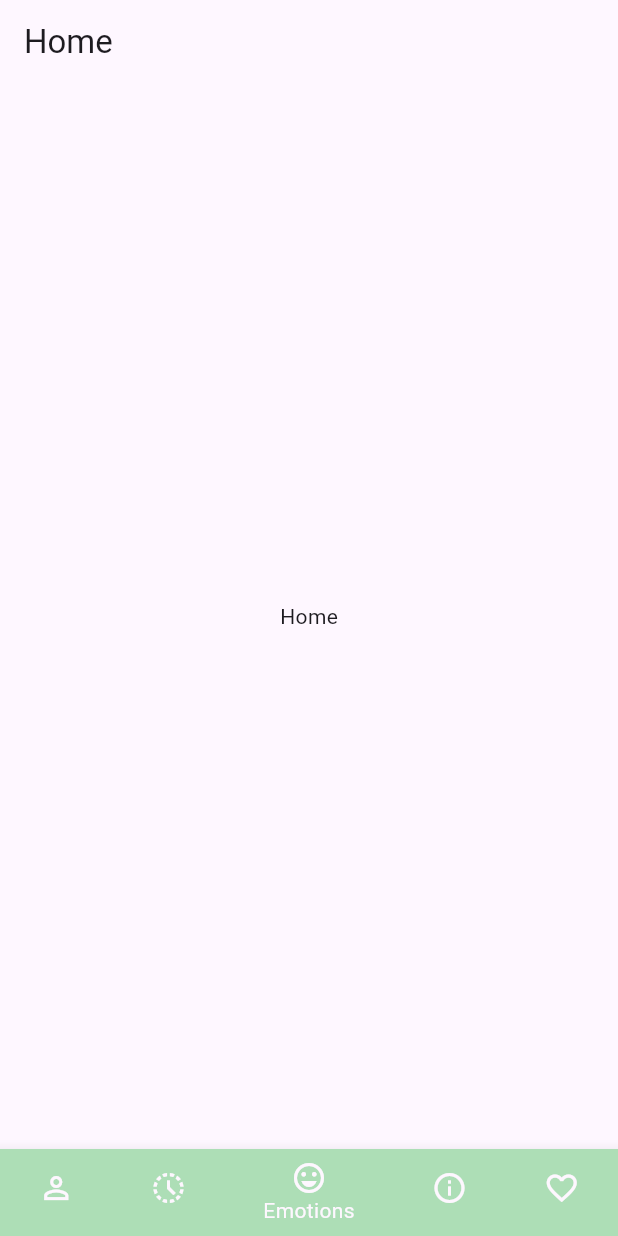
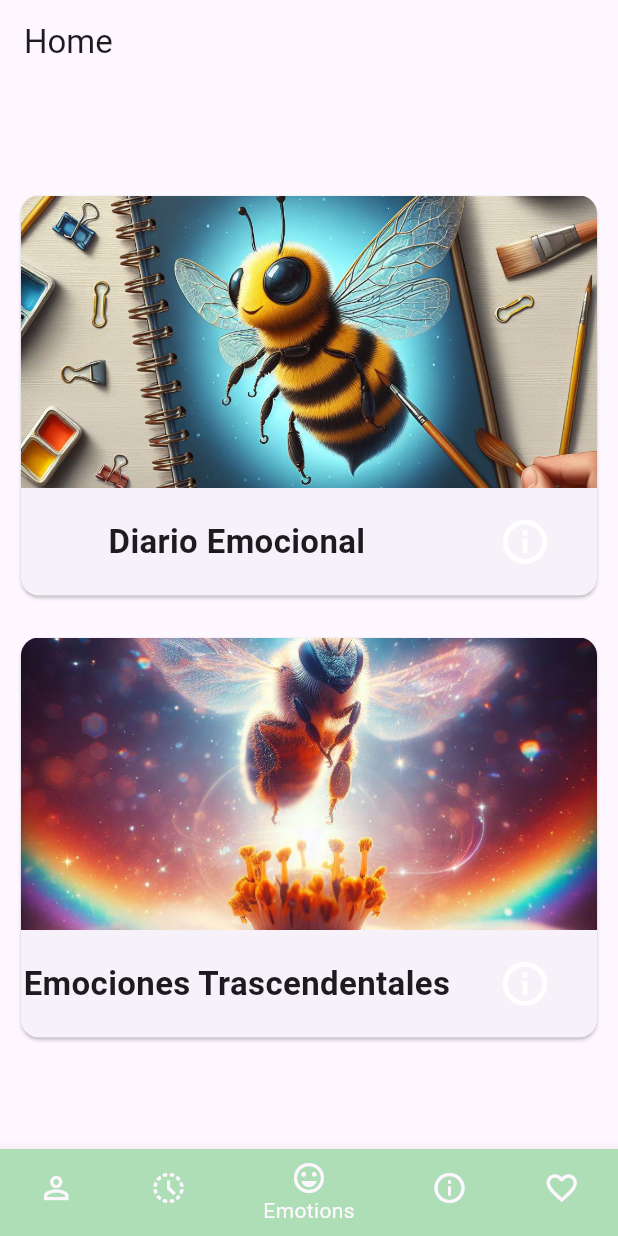
Before and after one commit to Our-Hive/emotional_app, a Flutter app: the HomeView screen opened by its route, on a phone screen of 412 x 824 dp. Run offline on Flutter 3.47's test engine with Material 3 defaults, Android fonts, the phone set to English and light mode, and no system bars; our stand-ins replace dio, flutter_dotenv, flutter_riverpod, go_router.

Commit message:
feat: add responsive home screen with homecards

```diff
--- a/lib/config/app_router.dart
+++ b/lib/config/app_router.dart
@@ -9,7 +9,7 @@ import 'package:diary_emotional_frontend/features/info/ui/screens/info_view.dart
 import 'package:diary_emotional_frontend/features/my_space/ui/screens/my_space_view.dart';
 import 'package:go_router/go_router.dart';
 
-final appRouter = GoRouter(initialLocation: '/profile', routes: [
+final appRouter = GoRouter(initialLocation: '/login', routes: [
   GoRoute(
     path: '/login',
     builder: (context, state) => const LoginScreen(),
@@ -36,6 +36,16 @@ final appRouter = GoRouter(initialLocation: '/profile', routes: [
         GoRoute(
           path: '/home',
           builder: (context, state) => const HomeView(),
+          routes: [
+            GoRoute(
+              path: 'diary',
+              builder: (context, state) => const ProfileView(),
+            ),
+            GoRoute(
+              path: 'transcendentalEmotions',
+              builder: (context, state) => const InfoView(),
+            ),
+          ],
         ),
         GoRoute(
           path: '/info',
--- a/lib/features/account/auth/ui/screens/login_screen.dart
+++ b/lib/features/account/auth/ui/screens/login_screen.dart
@@ -22,7 +22,7 @@ class LoginScreen extends ConsumerWidget {
       }
     });
     ref.listen(authNProvider, (previous, next) {
-      if (next.isLoading) {
+      if (next.isLoading && next.isAuth == false) {
         ScaffoldMessenger.of(context)
           ..hideCurrentSnackBar()
           ..showSnackBar(
@@ -43,7 +43,8 @@ class LoginScreen extends ConsumerWidget {
     });
     ref.listen(authNProvider, (previous, next) {
       if (next.isAuth) {
-        context.go('/profile');
+        ScaffoldMessenger.of(context).hideCurrentSnackBar();
+        context.go('/home');
       }
     });
     return Scaffold(
--- a/lib/features/home/ui/screens/home_view.dart
+++ b/lib/features/home/ui/screens/home_view.dart
@@ -1,20 +1,40 @@
+import 'package:diary_emotional_frontend/features/home/ui/widgets/home_card.dart';
 import 'package:flutter/material.dart';
+import 'package:go_router/go_router.dart';
 
 class HomeView extends StatelessWidget {
   const HomeView({super.key});
 
   @override
   Widget build(BuildContext context) {
+    final size = MediaQuery.of(context).size;
     return Scaffold(
       appBar: AppBar(
         title: const Text('Home'),
       ),
-      body: const Center(
-        child: Column(
-          mainAxisAlignment: MainAxisAlignment.center,
-          children: <Widget>[
-            Text('Home'),
-          ],
+      body: Center(
+        child: SingleChildScrollView(
+          child: Column(
+            mainAxisAlignment: MainAxisAlignment.center,
+            children: <HomeCard>[
+              HomeCard(
+                title: 'Diario Emocional',
+                description:
+                    'Registra tus emociones que has sentido a lo largo de tu dia, con el fin de tener un control de tus emociones y diariamente ser mas consiente de ellas.',
+                height: size.height / 3,
+                imagePath: 'assets/images/diary.jpeg',
+                onTap: () => context.go('/home/diary'),
+              ),
+              HomeCard(
+                title: 'Emociones Trascendentales',
+                description:
+                    'Conoce tus emociones, creando registros de tus emociones mas relevantes, usa esta herramienta para guardar los momentos en los cuales te sientes mas emocionado o te cuesta saber que sentiste en el momento.',
+                height: size.height / 3,
+                imagePath: 'assets/images/trascendental.jpeg',
+                onTap: () => context.go('/home/transcendentalEmotions'),
+              ),
+            ],
+          ),
         ),
       ),
     );
--- /dev/null
+++ b/lib/features/home/ui/widgets/home_card.dart
@@ -0,0 +1,87 @@
+import 'package:flutter/material.dart';
+
+class HomeCard extends StatelessWidget {
+  final String title;
+  final String description;
+  final double height;
+  final String imagePath;
+  final void Function() onTap;
+
+  const HomeCard({
+    super.key,
+    required this.title,
+    required this.description,
+    required this.height,
+    required this.imagePath,
+    required this.onTap,
+  });
+
+  @override
+  Widget build(BuildContext context) {
+    return Container(
+      height: height,
+      margin: const EdgeInsets.all(10),
+      child: InkWell(
+        onTap: onTap,
+        child: Card(
+          clipBehavior: Clip.antiAliasWithSaveLayer,
+          child: Column(
+            mainAxisAlignment: MainAxisAlignment.spaceBetween,
+            children: <Widget>[
+              Image.asset(
+                imagePath,
+                width: double.infinity,
+                height: height - 80,
+                fit: BoxFit.cover,
+              ),
+              Expanded(
+                child: Row(
+                  crossAxisAlignment: CrossAxisAlignment.center,
+                  children: [
+                    Expanded(
+                      flex: 3,
+                      child: Text(
+                        title,
+                        textAlign: TextAlign.center,
+                        style: const TextStyle(
+                          fontSize: 22,
+                          fontWeight: FontWeight.bold,
+                        ),
+                      ),
+                    ),
+                    Expanded(
+                      flex: 1,
+                      child: Align(
+                        alignment: Alignment.center,
+                        child: IconButton(
+                          onPressed: () => showDialog(
+                            context: context,
+                            builder: (context) => AlertDialog(
+                              title: Text(title),
+                              content: Text(description),
+                              actions: <TextButton>[
+                                TextButton(
+                                  onPressed: () => Navigator.pop(context),
+                                  child: const Text('Entiendo'),
+                                ),
+                              ],
+                            ),
+                          ),
+                          icon: const Icon(
+                            Icons.info_outline,
+                            size: 35,
+                            color: Colors.white,
+                          ),
+                        ),
+                      ),
+                    )
+                  ],
+                ),
+              ),
+            ],
+          ),
+        ),
+      ),
+    );
+  }
+}
```
